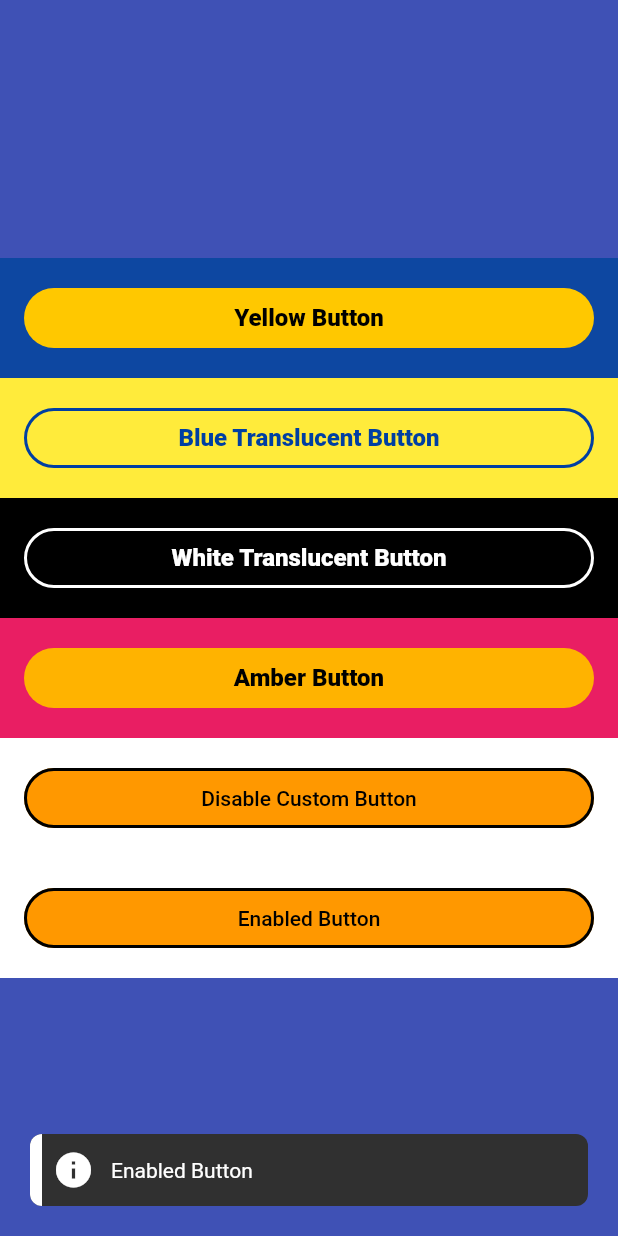
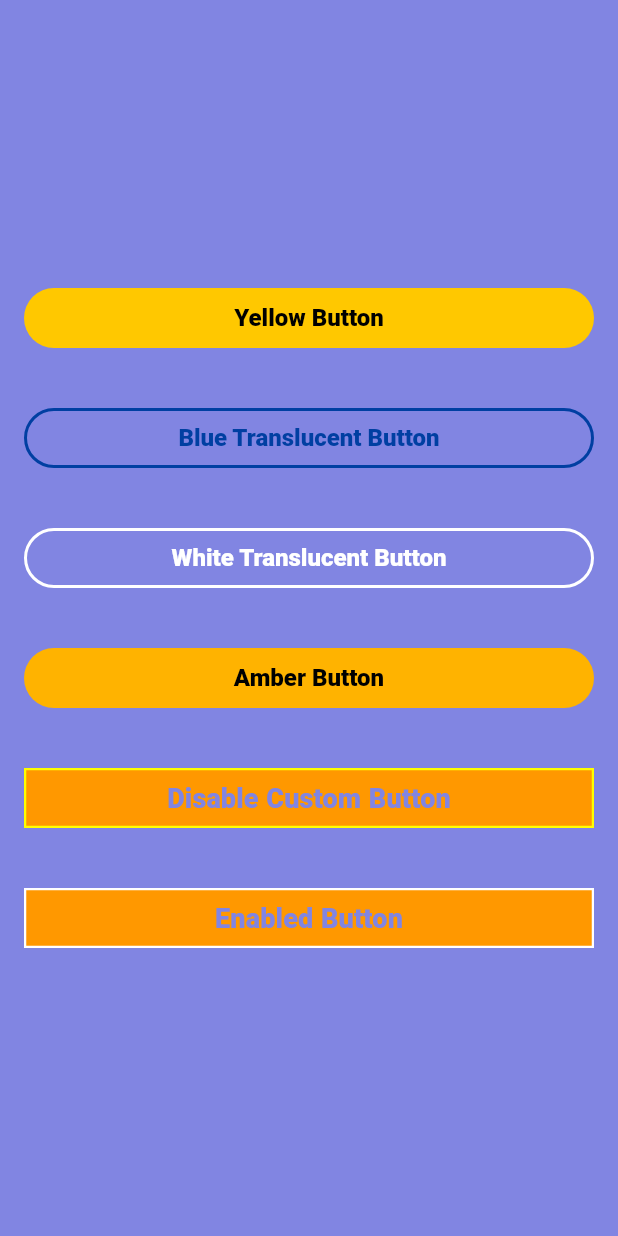
Before and after one commit to lcsvcn/ripple_button, a Flutter app: the screen it shows after launch, after a tap on "Enable Custom Button", on a phone screen of 412 x 824 dp. Run offline on Flutter 3.47's test engine with Material 2 defaults, Android fonts, the phone set to English and light mode, and no system bars; drawn by our look-alikes of another_flushbar.

Commit message:
add bouncing animation

```diff
--- a/example/lib/main.dart
+++ b/example/lib/main.dart
@@ -27,8 +27,11 @@ class MyHomePage extends StatefulWidget {
 }
 
 class _MyHomePageState extends State<MyHomePage> {
+  Flushbar? _flush;
+
   _showFlushbar(String message) {
-    final flush = Flushbar(
+    _flush?.dismiss();
+    _flush = Flushbar(
       message: message,
       flushbarStyle: FlushbarStyle.FLOATING,
       margin: EdgeInsets.all(20.0),
@@ -38,10 +41,10 @@ class _MyHomePageState extends State<MyHomePage> {
         size: 28.0,
         color: Colors.white,
       ),
-      duration: Duration(seconds: 2),
+      duration: Duration(seconds: 1),
       leftBarIndicatorColor: Colors.white,
     );
-    flush.show(context);
+    _flush?.show(context);
   }
 
   bool isEnabled = false;
@@ -49,43 +52,32 @@ class _MyHomePageState extends State<MyHomePage> {
   @override
   Widget build(BuildContext context) {
     return Scaffold(
-      backgroundColor: Colors.indigo,
+      backgroundColor: Color(0xFF8185E2),
       body: SafeArea(
         child: Column(
           mainAxisAlignment: MainAxisAlignment.center,
           children: [
-            Container(
-              color: Colors.blue[900],
-              child: RippleButton(
+            RippleButton(
               text: "Yellow Button",
               padding: EdgeInsets.all(16),
               type: RippleButtonType.YELLOW,
               onPressed: () => {_showFlushbar("Clicked Yellow Button")},
             ),
-            ),
-            Container(
-              color: Colors.yellow,
-              child: RippleButton(
+            RippleButton(
               text: "Blue Translucent Button",
               padding: EdgeInsets.all(16),
               type: RippleButtonType.BLUE_TRANSLUCENT,
               onPressed: () =>
                   {_showFlushbar("Clicked Blue Translucent Button")},
             ),
-            ),
-            Container(
-              color: Colors.black,
-              child: RippleButton(
+            RippleButton(
               text: "White Translucent Button",
               padding: EdgeInsets.all(16),
               type: RippleButtonType.WHITE_TRANSLUCENT,
               onPressed: () =>
                   {_showFlushbar("Clicked White Translucent Button")},
             ),
-            ),
-            Container(
-              color: Colors.pink,
-              child: RippleButton(
+            RippleButton(
               type: RippleButtonType.AMBER,
               text: "Amber Button",
               padding: EdgeInsets.all(16),
@@ -93,39 +85,34 @@ class _MyHomePageState extends State<MyHomePage> {
                 _showFlushbar("Clicked Amber Button");
               },
             ),
-            ),
-            Container(
-              color: Colors.white,
-              child: RippleButton(
-                text: isEnabled
-                    ? "Disable Custom Button"
-                    : "Enable Custom Button",
+            RippleButton(
+              text:
+                  isEnabled ? "Disable Custom Button" : "Enable Custom Button",
               padding: EdgeInsets.all(16),
               style: RippleButtonStyle(
                 color: RippleButtonColor(
                   background: Colors.orange,
                 ),
                 text: TextStyle(
-                    color: Colors.white,
+                  color: Color(0xFF8185E2),
+                  fontSize: 18,
+                  fontWeight: FontWeight.w900,
+                  letterSpacing: 0.1,
+                  wordSpacing: 0.5,
                 ),
                 border: RippleButtonBorder(
                   side: BorderSide(
-                      color: Colors.black,
-                      width: 2,
+                    color: Colors.yellowAccent,
+                    width: 1.5,
                   ),
-                    radius: BorderRadius.circular(30),
                 ),
               ),
               onPressed: () {
                 setState(() => {isEnabled = !isEnabled});
-                  _showFlushbar(
-                      isEnabled ? "Enabled Button" : "Disabled Button");
+                _showFlushbar(isEnabled ? "Enabled Button" : "Disabled Button");
               },
             ),
-            ),
-            Container(
-              color: Colors.white,
-              child: RippleButton(
+            RippleButton(
               isEnabled: isEnabled,
               text: isEnabled ? "Enabled Button" : "Disabled Button",
               padding: EdgeInsets.all(16),
@@ -134,19 +121,21 @@ class _MyHomePageState extends State<MyHomePage> {
                   background: Colors.orange,
                 ),
                 text: TextStyle(
-                    color: Colors.white,
+                  color: Color(0xFF8185E2),
+                  fontSize: 18,
+                  fontWeight: FontWeight.w900,
+                  letterSpacing: 0.1,
+                  wordSpacing: 0.5,
                 ),
                 border: RippleButtonBorder(
                   side: BorderSide(
-                      color: Colors.black,
-                      width: 2,
+                    color: Colors.white,
+                    width: 1.5,
                   ),
-                    radius: BorderRadius.circular(30),
                 ),
               ),
               onPressed: () =>
                   {_showFlushbar("Clicked on Enable/Disable Button")},
-              ),
             ),
           ],
         ),
--- a/lib/buttons/custom.dart
+++ b/lib/buttons/custom.dart
@@ -3,13 +3,14 @@ library custom_ripple_button;
 import 'package:flutter/widgets.dart';
 import 'package:flutter/material.dart';
 import 'package:ripple_button/ripple_button.dart';
+import 'package:ripple_button/widget/animated_bouncing.dart';
 
 part 'package:ripple_button/buttons/yellow.dart';
 part 'package:ripple_button/buttons/amber.dart';
 part 'package:ripple_button/buttons/blue_translucent.dart';
 part 'package:ripple_button/buttons/white_translucent.dart';
 
-class CustomRippleButton extends StatelessWidget {
+class CustomRippleButton extends StatefulWidget {
   /// [RippleButtonStyle] expects the styles of the button.
   final RippleButtonStyle style;
 
@@ -34,39 +35,52 @@ class CustomRippleButton extends StatelessWidget {
   });
 
   @override
+  _CustomRippleButtonState createState() => _CustomRippleButtonState();
+}
+
+class _CustomRippleButtonState extends State<CustomRippleButton>
+    with SingleTickerProviderStateMixin {
+
+  @override
   Widget build(BuildContext context) {
-    final double _width = style.width ?? MediaQuery.of(context).size.width;
+    final double _width =
+        widget.style.width ?? MediaQuery.of(context).size.width;
 
     return AnimatedOpacity(
-      opacity: isEnabled ? 1.0 : 0.5,
+      opacity: widget.isEnabled ? 1.0 : 0.8,
       duration: Duration(milliseconds: 200),
+      child: AnimatedBouncing(
+        shouldAnimate: widget.isEnabled,
         child: ElevatedButton(
-        onPressed: isEnabled ? onPressed : null,
-        child: child,
+          onPressed: widget.isEnabled ? widget.onPressed : null,
+          child: widget.child,
           style: ButtonStyle(
             minimumSize: MaterialStateProperty.all<Size>(Size(
               _width,
-            style.height,
+              widget.style.height,
             )),
             elevation: MaterialStateProperty.all<double>(
-            style.elevation,
+              widget.style.elevation,
             ),
             backgroundColor: MaterialStateProperty.all<Color>(
-            isEnabled ? style.color.background : style.color.disabled,
+              widget.isEnabled
+                  ? widget.style.color.background
+                  : widget.style.color.disabled,
             ),
             foregroundColor: MaterialStateProperty.all<Color>(
-            style.color.foreground,
+              widget.style.color.foreground,
             ),
             shadowColor: MaterialStateProperty.all<Color>(
-            style.color.shadow,
+              widget.style.color.shadow,
             ),
             overlayColor: MaterialStateProperty.all<Color>(
-            style.color.overlay,
+              widget.style.color.overlay,
             ),
             shape: MaterialStateProperty.all<RoundedRectangleBorder>(
               RoundedRectangleBorder(
-              borderRadius: style.border.radius,
-              side: style.border.side,
+                borderRadius: widget.style.border.radius,
+                side: widget.style.border.side,
+              ),
             ),
           ),
         ),
--- a/lib/ripple_button.dart
+++ b/lib/ripple_button.dart
@@ -49,7 +49,7 @@ class RippleButton extends StatelessWidget {
   _selectButtonType() {
     final textWidget = Text(
       text,
-      style: RippleButtonStyle().text,
+      style: style.text,
     );
 
     switch (type) {
--- /dev/null
+++ b/lib/widget/animated_bouncing.dart
@@ -0,0 +1,91 @@
+import 'package:flutter/material.dart';
+
+class AnimatedBouncing extends StatefulWidget {
+  /// [child] widget to be animated as bouncing
+  final Widget child;
+
+  /// [scale] Scale factor
+  ///  < 0 => the bouncing will be reversed and widget will grow
+  ///    1 => default value
+  ///  > 1 => increase the bouncing effect
+  final double scale;
+
+  /// [duration] is the time duration of the boucing effect
+  final Duration duration;
+
+  /// [shouldAnimate] is when it should animate button
+  final bool shouldAnimate;
+
+  const AnimatedBouncing({
+    required this.child,
+    this.scale = 1.0,
+    this.shouldAnimate = false,
+    this.duration = const Duration(milliseconds: 200),
+  }) : assert(scale >= 0.0 && scale <= 1.0);
+
+  @override
+  _AnimatedBouncingState createState() => _AnimatedBouncingState();
+}
+
+class _AnimatedBouncingState extends State<AnimatedBouncing>
+    with SingleTickerProviderStateMixin {
+  late AnimationController _controller;
+  bool _shouldAnimate = false;
+
+  @override
+  void initState() {
+    super.initState();
+    _controller = AnimationController(
+      value: widget.scale,
+      duration: widget.duration,
+      lowerBound: 0.0,
+      upperBound: 0.1,
+      vsync: this,
+    );
+  }
+
+  @override
+  void didUpdateWidget(AnimatedBouncing oldWidget) {
+    if (oldWidget.shouldAnimate != widget.shouldAnimate) {
+      setState(() {
+        _shouldAnimate = true;
+      });
+    }
+    super.didUpdateWidget(oldWidget);
+  }
+
+  @override
+  void dispose() {
+    _controller.dispose();
+    super.dispose();
+  }
+
+  @override
+  Widget build(BuildContext context) {
+    if (!_shouldAnimate) {
+      return widget.child;
+    }
+
+    final animation = _controller
+      ..forward()
+          .whenComplete(
+            () => _controller..reverse(),
+          )
+          .whenComplete(
+            () => setState(() {
+              _shouldAnimate = false;
+            }),
+          );
+
+    return AnimatedBuilder(
+      animation: animation,
+      child: widget.child,
+      builder: (context, child) {
+        return Transform.scale(
+          scale: 1 - animation.value,
+          child: child,
+        );
+      },
+    );
+  }
+}
--- a/pubspec.yaml
+++ b/pubspec.yaml
@@ -2,7 +2,7 @@ name: ripple_button
 description: A fully customizable button with material ripple effect. Easy to use having some pre-defined button types.
 repository: https://github.com/lcsvcn/ripple_button.git
 homepage: https://github.com/lcsvcn/ripple_button.git
-version: 2.2.2
+version: 2.3.0
 
 environment:
   sdk: '>=2.13.0 <3.0.0'
```
Also changed, not shown: 1 other file. Lines whose indentation alone changed are shown as unchanged.
